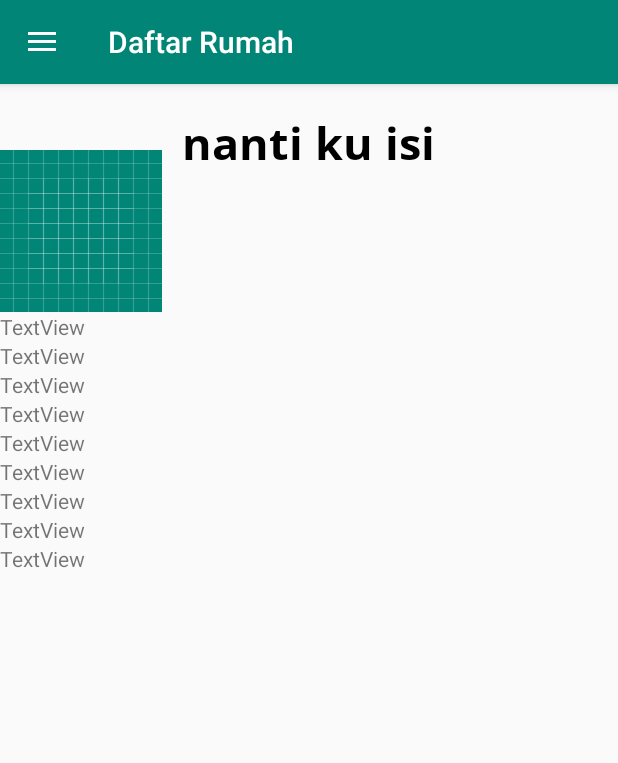
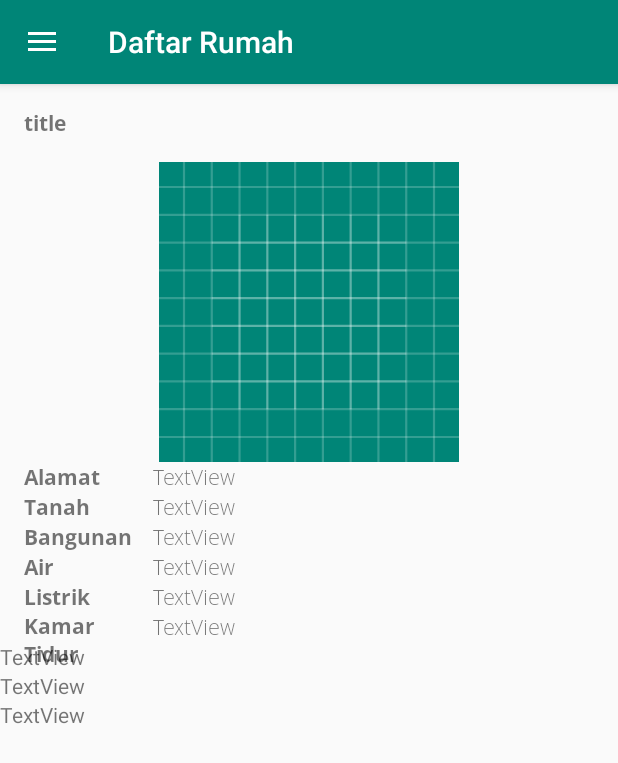
Before and after one commit to fadhilfathi/PTDutaMancaGraha, an Android app: the fragment DetailFragment placed in its activity, on a phone screen of 412 x 824 dp. Shown: the top 763 px of the screen. Run offline under Robolectric (Android 15) with nearby library versions, the phone set to English and light mode, and no system bars; our stand-ins replace Firebase (no records; nobody signed in at launch, a user with empty details on screens opened directly), Picasso; 1 statement that could not run was skipped.

Commit message:
update listview user

```diff
--- a/app/src/main/java/com/example/marbeelz/ptdutamancagraha/RecycleAdapter.java
+++ b/app/src/main/java/com/example/marbeelz/ptdutamancagraha/RecycleAdapter.java
@@ -64,7 +64,7 @@ public class RecycleAdapter extends RecyclerView.Adapter<RecycleAdapter.RecycleV
                 bundle.putString("key",uploadcurrent.getmKey());
                 detail.setArguments(bundle);
                 HomeActivity homeActivity = (HomeActivity) mContext;
-                MainActivity mainActivity = (MainActivity) mContext;
+                //MainActivity mainActivity = (MainActivity) mContext;
                 homeActivity.switchContent(R.id.fragment_container,detail);
                 //fragment_1.getFragmentManager().beginTransaction().replace(R.id.fragment_container,detail).commit();
             }
--- /dev/null
+++ b/app/src/main/res/drawable/ic_person_add_black_24dp.xml
@@ -0,0 +1,5 @@
+<vector android:height="24dp" android:tint="#FFFFFF"
+    android:viewportHeight="24.0" android:viewportWidth="24.0"
+    android:width="24dp" xmlns:android="http://schemas.android.com/apk/res/android">
+    <path android:fillColor="#FF000000" android:pathData="M15,12c2.21,0 4,-1.79 4,-4s-1.79,-4 -4,-4 -4,1.79 -4,4 1.79,4 4,4zM6,10L6,7L4,7v3L1,10v2h3v3h2v-3h3v-2L6,10zM15,14c-2.67,0 -8,1.34 -8,4v2h16v-2c0,-2.66 -5.33,-4 -8,-4z"/>
+</vector>
--- a/app/src/main/res/layout/fragment_detail.xml
+++ b/app/src/main/res/layout/fragment_detail.xml
@@ -4,67 +4,129 @@
     android:layout_width="match_parent" android:layout_height="match_parent"
     android:id="@+id/detailFragment">
 
-
     <TextView
-        android:id="@+id/titleDetail"
         android:layout_width="wrap_content"
         android:layout_height="wrap_content"
-        android:layout_below="@+id/imageView5"
-        android:layout_centerHorizontal="true"
-        android:layout_marginTop="18dp"
+        android:id="@+id/titleDetail"
+        android:text="title"
         android:fontFamily="@font/open_sans_bold"
-        android:shadowDx="1"
-        android:shadowDy="1"
-        android:text="nanti ku isi"
-        android:textColor="#000000"
-        android:textSize="30sp"
-        android:textStyle="bold" />
+        android:layout_marginTop="16dp"
+        android:layout_marginLeft="16dp"/>
 
     <ImageView
         android:id="@+id/imageViewDetail"
-        android:layout_width="wrap_content"
+        android:layout_width="match_parent"
+        android:layout_height="200dp"
+        android:layout_below="@+id/titleDetail"
+        android:layout_marginTop="16dp"
+        app:srcCompat="@drawable/ic_launcher_background"
+        android:layout_centerHorizontal="true"/>
+    <TextView
+        android:layout_width="70dp"
         android:layout_height="wrap_content"
-        android:layout_below="@+id/title_regist"
-        android:layout_marginTop="44dp"
-        app:srcCompat="@drawable/ic_launcher_background" />
-
+        android:text="Alamat"
+        android:fontFamily="@font/open_sans_bold"
+        android:layout_below="@id/imageViewDetail"
+        android:id="@+id/alamat"
+        android:layout_marginLeft="16dp"/>
     <TextView
         android:id="@+id/textViewDetailAlamat"
         android:layout_width="wrap_content"
         android:layout_height="wrap_content"
         android:layout_below="@id/imageViewDetail"
-        android:text="TextView" />
+        android:layout_toEndOf="@id/alamat"
+        android:text="TextView"
+        android:fontFamily="@font/open_sans_light"
+        android:layout_marginLeft="16dp"/>
 
+    <TextView
+        android:layout_width="70dp"
+        android:layout_height="wrap_content"
+        android:text="Tanah"
+        android:fontFamily="@font/open_sans_bold"
+        android:layout_below="@id/alamat"
+        android:id="@+id/tanah"
+        android:layout_marginLeft="16dp"/>
     <TextView
         android:id="@+id/textViewDetailTanah"
         android:layout_width="wrap_content"
         android:layout_height="wrap_content"
         android:layout_below="@id/textViewDetailAlamat"
-        android:text="TextView" />
+        android:text="TextView"
+        android:layout_toEndOf="@id/tanah"
+        android:fontFamily="@font/open_sans_light"
+        android:layout_marginLeft="16dp"/>
 
+    <TextView
+        android:layout_width="80dp"
+        android:layout_height="wrap_content"
+        android:text="Bangunan"
+        android:fontFamily="@font/open_sans_bold"
+        android:layout_below="@id/tanah"
+        android:id="@+id/bangunan"
+        android:layout_marginLeft="16dp"/>
     <TextView
         android:id="@+id/textViewDetailBangunan"
         android:layout_width="wrap_content"
         android:layout_height="wrap_content"
-        android:layout_below="@id/textViewDetailTanah"
-        android:text="TextView" />
+        android:layout_below="@id/tanah"
+        android:layout_toEndOf="@id/bangunan"
+        android:text="TextView"
+        android:fontFamily="@font/open_sans_light"
+        android:layout_marginLeft="6dp"/>
+
+    <TextView
+        android:layout_width="70dp"
+        android:layout_height="wrap_content"
+        android:text="Air"
+        android:fontFamily="@font/open_sans_bold"
+        android:layout_below="@id/bangunan"
+        android:id="@+id/air"
+        android:layout_marginLeft="16dp"/>
     <TextView
         android:id="@+id/textViewDetailAir"
         android:layout_width="wrap_content"
         android:layout_height="wrap_content"
         android:layout_below="@id/textViewDetailBangunan"
-        android:text="TextView" />
+        android:text="TextView"
+        android:layout_toEndOf="@id/air"
+        android:fontFamily="@font/open_sans_light"
+        android:layout_marginLeft="16dp"/>
+
+    <TextView
+        android:layout_width="70dp"
+        android:layout_height="wrap_content"
+        android:text="Listrik"
+        android:fontFamily="@font/open_sans_bold"
+        android:layout_below="@id/air"
+        android:id="@+id/listrik"
+        android:layout_marginLeft="16dp"/>
     <TextView
         android:id="@+id/textViewDetailListrik"
         android:layout_width="wrap_content"
         android:layout_height="wrap_content"
         android:layout_below="@id/textViewDetailAir"
-        android:text="TextView" />
+        android:text="TextView"
+        android:layout_toEndOf="@id/listrik"
+        android:fontFamily="@font/open_sans_light"
+        android:layout_marginLeft="16dp"/>
+
+    <TextView
+        android:layout_width="80dp"
+        android:layout_height="wrap_content"
+        android:text="Kamar Tidur"
+        android:fontFamily="@font/open_sans_bold"
+        android:layout_below="@id/listrik"
+        android:id="@+id/kamartidur"
+        android:layout_marginLeft="16dp"/>
     <TextView
         android:id="@+id/textViewDetailTidur"
         android:layout_width="wrap_content"
         android:layout_height="wrap_content"
         android:layout_below="@id/textViewDetailListrik"
+        android:fontFamily="@font/open_sans_light"
+        android:layout_toEndOf="@id/kamartidur"
+        android:layout_marginLeft="6dp"
         android:text="TextView" />
     <TextView
         android:id="@+id/textViewDetailMandi"
--- a/app/src/main/res/menu/drawer_menu.xml
+++ b/app/src/main/res/menu/drawer_menu.xml
@@ -14,14 +14,11 @@
             android:id="@+id/nav_2"
             android:icon="@drawable/home"
             android:title="Tambah Rumah" />
+
         <item
             android:id="@+id/nav_3"
-            android:icon="@drawable/add_user"
-            android:title="Tambah User" />
-        <item
-            android:id="@+id/nav_4"
             android:icon="@drawable/ic_phone_book"
-            android:title="List User" />
+            android:title="User" />
     </group>
     <item android:title="Menu change later">
         <menu>
--- a/app/src/main/res/values/styles.xml
+++ b/app/src/main/res/values/styles.xml
@@ -5,7 +5,7 @@
         <!-- Customize your theme here. -->
         <item name="colorPrimary">@color/colorPrimary</item>
         <item name="colorPrimaryDark">@color/colorPrimaryDark</item>
-        <item name="colorAccent">@color/colorAccent</item>
+        <item name="colorAccent">#209B7C</item>
     </style>
 
     <style name="AppTheme.NoActionBar">
```
Also changed, not shown: app/src/main/java/com/example/marbeelz/ptdutamancagraha/Fragment_1.java (+6 -5 lines), app/src/main/java/com/example/marbeelz/ptdutamancagraha/Fragment_3.java (+37 -37 lines), app/src/main/java/com/example/marbeelz/ptdutamancagraha/Fragment_4.java (added, +38 -0 lines), app/src/main/res/layout/fragment_3.xml (+16 -49 lines), app/src/main/res/layout/fragment_4.xml (+40 -1 lines), app/src/main/res/layout/user_list.xml (added, +13 -0 lines).
